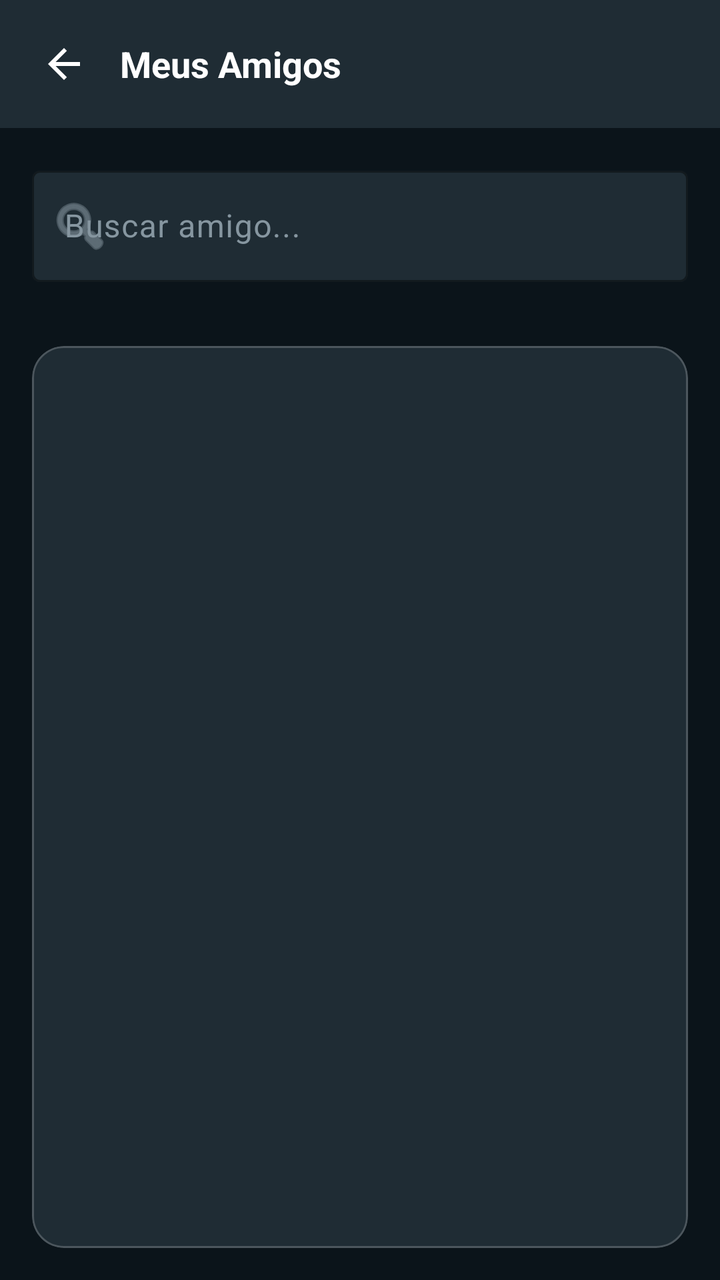
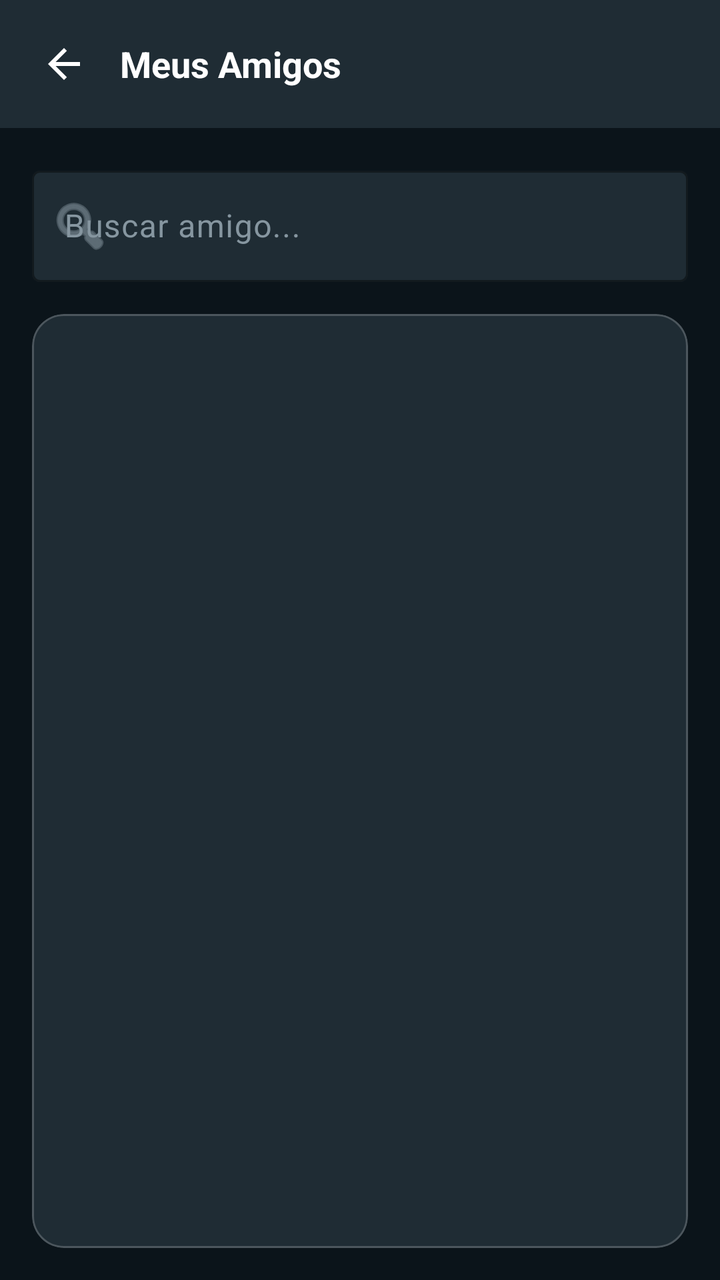

Two renders of the same Android screen: before a commit and after it. Below are the layout's source before the change and the commit's diff.
<!-- AndroidManifest.xml: application theme Theme.PlataformaRemota -->
<!-- res/layout/activity_lista_amigos.xml -->
<?xml version="1.0" encoding="utf-8"?>
<LinearLayout xmlns:android="http://schemas.android.com/apk/res/android"
    xmlns:app="http://schemas.android.com/apk/res-auto"
    xmlns:tools="http://schemas.android.com/tools"
    android:layout_width="match_parent"
    android:layout_height="match_parent"
    android:background="#0B141A"
    android:orientation="vertical">

    
    <LinearLayout
        android:layout_width="match_parent"
        android:layout_height="wrap_content"
        android:background="#1F2C34"
        android:gravity="center_vertical"
        android:orientation="horizontal"
        android:padding="12dp">
        <ImageView
            android:id="@+id/btnVoltarAmigos"
            android:layout_width="40dp"
            android:layout_height="40dp"
            android:padding="8dp"
            android:src="@drawable/ic_arrow_back"
            app:tint="@color/white" />
        <TextView
            android:layout_width="0dp"
            android:layout_height="wrap_content"
            android:layout_marginStart="8dp"
            android:layout_weight="1"
            android:text="Meus Amigos"
            android:textColor="@color/white"
            android:textSize="18sp"
            android:textStyle="bold" />
    </LinearLayout>

    
    <LinearLayout
        android:layout_width="match_parent"
        android:layout_height="wrap_content"
        android:padding="16dp">
        <com.google.android.material.textfield.TextInputLayout
            style="@style/Widget.Material3.TextInputLayout.OutlinedBox"
            android:layout_width="match_parent"
            android:layout_height="wrap_content"
            android:hint="Buscar amigo..."
            android:textColorHint="#8696A0"
            app:boxStrokeColor="#1E88E5"
            app:boxBackgroundColor="#1F2C34"
            app:hintTextColor="#1E88E5"
            app:startIconDrawable="@android:drawable/ic_menu_search"
            app:startIconTint="#8696A0">
            <com.google.android.material.textfield.TextInputEditText
                android:id="@+id/edtBuscaAmigos"
                android:layout_width="match_parent"
                android:layout_height="wrap_content"
                android:textColor="@color/white" />
        </com.google.android.material.textfield.TextInputLayout>
    </LinearLayout>

    
    <com.google.android.material.card.MaterialCardView
        android:layout_width="match_parent"
        android:layout_height="0dp"
        android:layout_margin="16dp"
        android:layout_weight="1"
        app:cardBackgroundColor="#1F2C34"
        app:cardCornerRadius="16dp"
        app:strokeWidth="1dp"
        app:strokeColor="#33FFFFFF">
        <FrameLayout
            android:layout_width="match_parent"
            android:layout_height="match_parent">
            <androidx.recyclerview.widget.RecyclerView
                android:id="@+id/rvAmigos"
                android:layout_width="match_parent"
                android:layout_height="match_parent"
                android:visibility="gone"
                tools:listitem="@layout/item_amigo" />
            <LinearLayout
                android:id="@+id/layoutLoadingAmigos"
                android:layout_width="match_parent"
                android:layout_height="match_parent"
                android:gravity="center">
                <ProgressBar
                    android:layout_width="48dp"
                    android:layout_height="48dp"
                    android:indeterminateTint="#1E88E5" />
            </LinearLayout>
            <TextView
                android:id="@+id/txtVazioAmigos"
                android:layout_width="match_parent"
                android:layout_height="match_parent"
                android:gravity="center"
                android:text="Você ainda não tem amigos adicionados."
                android:textColor="#8696A0"
                android:visibility="gone" />
        </FrameLayout>
    </com.google.android.material.card.MaterialCardView>
</LinearLayout>
<!-- res/layout/item_amigo.xml (included above) -->
<?xml version="1.0" encoding="utf-8"?>
<LinearLayout xmlns:android="http://schemas.android.com/apk/res/android"
    xmlns:app="http://schemas.android.com/apk/res-auto"
    android:layout_width="match_parent"
    android:layout_height="wrap_content"
    android:background="?attr/selectableItemBackground"
    android:gravity="center_vertical"
    android:orientation="horizontal"
    android:padding="12dp">

    <ImageView
        android:id="@+id/imgAmigo"
        android:layout_width="48dp"
        android:layout_height="48dp"
        android:src="@drawable/ic_person"
        app:tint="#8696A0" />

    <LinearLayout
        android:layout_width="0dp"
        android:layout_height="wrap_content"
        android:layout_marginStart="12dp"
        android:layout_weight="1"
        android:orientation="vertical">
        <TextView
            android:id="@+id/txtNomeAmigo"
            android:layout_width="match_parent"
            android:layout_height="wrap_content"
            android:textColor="#E9EDEF"
            android:textSize="16sp"
            android:textStyle="bold" />
        <TextView
            android:id="@+id/txtUsernameAmigo"
            android:layout_width="match_parent"
            android:layout_height="wrap_content"
            android:textColor="#8696A0"
            android:textSize="13sp" />
    </LinearLayout>

    <ImageView
        android:id="@+id/btnMensagemAmigoLista"
        android:layout_width="40dp"
        android:layout_height="40dp"
        android:background="?attr/selectableItemBackgroundBorderless"
        android:padding="8dp"
        android:src="@drawable/ic_message"
        app:tint="#1E88E5" />
</LinearLayout>
<!-- resources referenced by this layout -->
<resources>
  <color name="white">#FFFFFFFF</color>
  <!-- drawable ic_arrow_back (drawable) -->
  <vector xmlns:android="http://schemas.android.com/apk/res/android" android:autoMirrored="true" android:height="24dp" android:tint="#000000" android:viewportHeight="960" android:viewportWidth="960" android:width="24dp">
        
      <path android:fillColor="@android:color/white" android:pathData="M313,520L537,744L480,800L160,480L480,160L537,216L313,440L800,440L800,520L313,520Z"/>
      
  </vector>
  <!-- drawable ic_message (drawable) -->
  <vector xmlns:android="http://schemas.android.com/apk/res/android" android:height="24dp" android:tint="#000000" android:viewportHeight="960" android:viewportWidth="960" android:width="24dp">
        
      <path android:fillColor="@android:color/white" android:pathData="M80,880L80,160Q80,127 103.5,103.5Q127,80 160,80L800,80Q833,80 856.5,103.5Q880,127 880,160L880,640Q880,673 856.5,696.5Q833,720 800,720L240,720L80,880ZM206,640L800,640Q800,640 800,640Q800,640 800,640L800,160Q800,160 800,160Q800,160 800,160L160,160Q160,160 160,160Q160,160 160,160L160,685L206,640ZM160,640L160,640L160,160Q160,160 160,160Q160,160 160,160L160,160Q160,160 160,160Q160,160 160,160L160,640Q160,640 160,640Q160,640 160,640Z"/>
      
  </vector>
  <!-- drawable ic_person (drawable) -->
  <vector xmlns:android="http://schemas.android.com/apk/res/android" android:height="24dp" android:tint="#000000" android:viewportHeight="24" android:viewportWidth="24" android:width="24dp">
        
      <path android:fillColor="@android:color/white" android:pathData="M12,12c2.21,0 4,-1.79 4,-4s-1.79,-4 -4,-4 -4,1.79 -4,4 1.79,4 4,4zM12,14c-2.67,0 -8,1.34 -8,4v2h16v-2c0,-2.66 -5.33,-4 -8,-4z"/>
      
  </vector>
  <style name="Theme.PlataformaRemota" parent="Base.Theme.PlataformaRemota" />
  <style name="Base.Theme.PlataformaRemota" parent="Theme.Material3.DayNight.NoActionBar">
          <item name="android:windowAnimationStyle">@style/ActivityAnimation</item>
          <item name="android:fontFamily">sans-serif</item>
          <item name="fontFamily">sans-serif</item>
      </style>
  <style name="ActivityAnimation" parent="@android:style/Animation.Activity">
          <item name="android:activityOpenEnterAnimation">@anim/slide_in_right</item>
          <item name="android:activityOpenExitAnimation">@anim/slide_out_left</item>
          <item name="android:activityCloseEnterAnimation">@anim/slide_in_left</item>
          <item name="android:activityCloseExitAnimation">@anim/slide_out_right</item>
      </style>
</resources>

<!-- the commit's change to res/layout/activity_lista_amigos.xml (unified diff, before → after) -->
@@ -35,6 +35,38 @@
 
     
     <LinearLayout
+        android:id="@+id/layoutSolicitacoes"
+        android:layout_width="match_parent"
+        android:layout_height="wrap_content"
+        android:orientation="vertical"
+        android:visibility="gone"
+        android:paddingTop="16dp">
+
+        <TextView
+            android:layout_width="wrap_content"
+            android:layout_height="wrap_content"
+            android:layout_marginHorizontal="16dp"
+            android:layout_marginBottom="8dp"
+            android:text="SOLICITAÇÕES PENDENTES"
+            android:textColor="#1E88E5"
+            android:textSize="12sp"
+            android:textStyle="bold" />
+
+        <androidx.recyclerview.widget.RecyclerView
+            android:id="@+id/rvSolicitacoes"
+            android:layout_width="match_parent"
+            android:layout_height="wrap_content"
+            android:nestedScrollingEnabled="false" />
+
+        <View
+            android:layout_width="match_parent"
+            android:layout_height="1dp"
+            android:layout_marginTop="16dp"
+            android:background="#33FFFFFF" />
+    </LinearLayout>
+
+    
+    <LinearLayout
         android:layout_width="match_parent"
         android:layout_height="wrap_content"
         android:padding="16dp">
@@ -61,7 +93,8 @@
     <com.google.android.material.card.MaterialCardView
         android:layout_width="match_parent"
         android:layout_height="0dp"
-        android:layout_margin="16dp"
+        android:layout_marginHorizontal="16dp"
+        android:layout_marginBottom="16dp"
         android:layout_weight="1"
         app:cardBackgroundColor="#1F2C34"
         app:cardCornerRadius="16dp"
